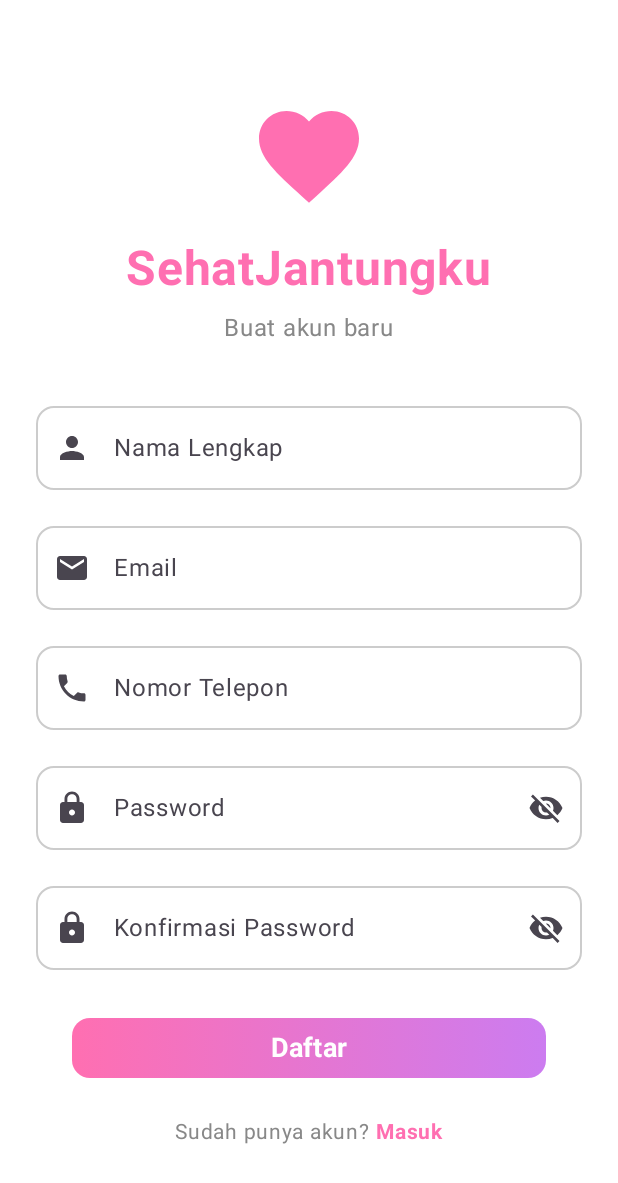
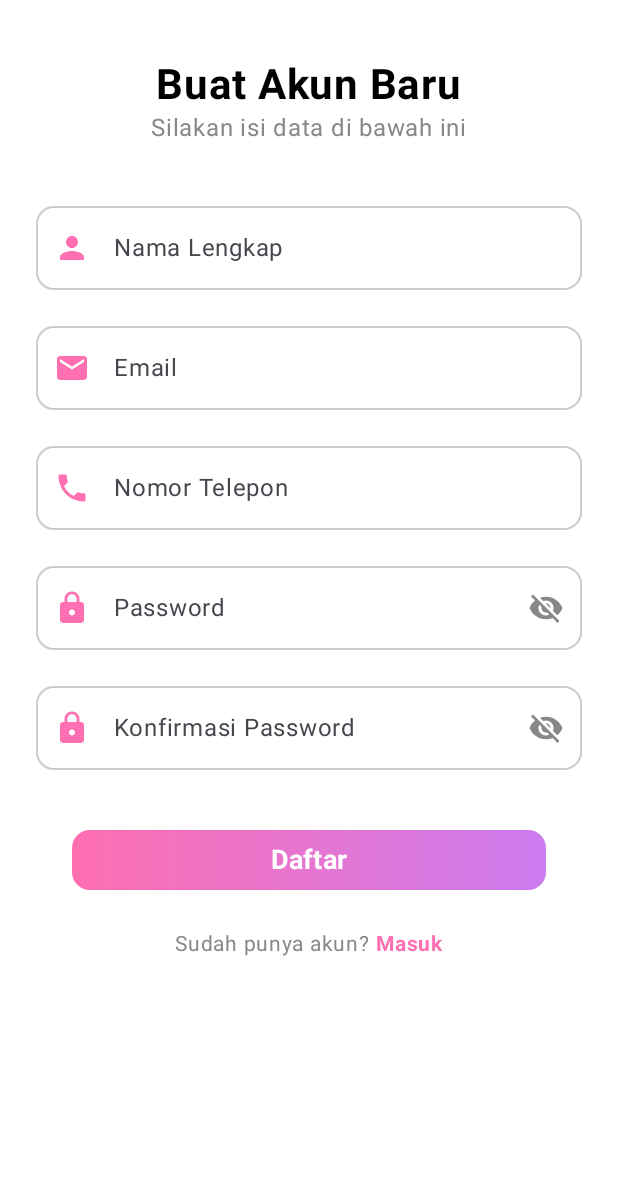
Before and after one commit to rapsz30/SehatJantungku, an Android app built with Jetpack Compose: the RegisterScreen screen opened through its navigation route, on a phone screen of 412 x 824 dp. Shown: the top 1183 px of the screen. Run offline under Robolectric (Android 15) with nearby library versions, the phone set to English and light mode, and no system bars; our stand-ins replace Firebase (no records; nobody signed in at launch, a user with empty details on screens opened directly).

Commit message:
add login and register database

```diff
--- a/app/build.gradle.kts
+++ b/app/build.gradle.kts
@@ -68,6 +68,11 @@ dependencies {
     implementation("androidx.compose.material:material-icons-extended")
     implementation("com.google.ai.client.generativeai:generativeai:0.5.0")
 
+    // Firebase
+    implementation(platform("com.google.firebase:firebase-bom:33.1.0"))
+    implementation("com.google.firebase:firebase-auth-ktx")
+    implementation("com.google.firebase:firebase-firestore-ktx")
+
     testImplementation(libs.junit)
     androidTestImplementation(libs.androidx.junit)
     androidTestImplementation(libs.androidx.espresso.core)
--- a/app/src/main/java/com/example/sehatjantungku/ui/screens/auth/LoginScreen.kt
+++ b/app/src/main/java/com/example/sehatjantungku/ui/screens/auth/LoginScreen.kt
@@ -22,54 +22,58 @@ import androidx.compose.ui.text.input.VisualTransformation
 import androidx.compose.ui.unit.dp
 import androidx.compose.ui.unit.sp
 import androidx.navigation.NavController
-import androidx.compose.ui.text.input.KeyboardType // Import tambahan
-import androidx.compose.ui.text.input.ImeAction // Import tambahan
-import androidx.compose.foundation.text.KeyboardOptions // Import tambahan
-
+import androidx.compose.ui.text.input.KeyboardType
+import androidx.compose.ui.text.input.ImeAction
+import androidx.compose.foundation.text.KeyboardOptions
+import androidx.lifecycle.viewmodel.compose.viewModel
+import com.example.sehatjantungku.ui.viewmodel.AuthViewModel
 
 @OptIn(ExperimentalMaterial3Api::class)
 @Composable
-fun LoginScreen(navController: NavController) {
+fun LoginScreen(
+    navController: NavController,
+    viewModel: AuthViewModel = viewModel()
+) {
     var email by remember { mutableStateOf("") }
     var password by remember { mutableStateOf("") }
-    var showPassword by remember { mutableStateOf(false) }
+    var passwordVisible by remember { mutableStateOf(false) }
 
     val pinkColor = Color(0xFFFF6FB1)
     val purpleColor = Color(0xFFCC7CF0)
 
-    Box(
-        modifier = Modifier
-            .fillMaxSize()
-            .background(Color.White)
-    ) {
+    // Navigasi otomatis jika login berhasil
+    LaunchedEffect(viewModel.isSuccess) {
+        if (viewModel.isSuccess) {
+            navController.navigate("home") {
+                popUpTo("login") { inclusive = true }
+            }
+        }
+    }
+
+    Scaffold { paddingValues ->
         Column(
             modifier = Modifier
                 .fillMaxSize()
-                .windowInsetsPadding(
-                    WindowInsets.systemBars.only(WindowInsetsSides.Top)
-                )
-                .padding(24.dp),
+                .padding(paddingValues)
+                .padding(horizontal = 24.dp),
             horizontalAlignment = Alignment.CenterHorizontally,
             verticalArrangement = Arrangement.Center
         ) {
-            // Logo
             Icon(
                 imageVector = Icons.Default.Favorite,
                 contentDescription = "Logo",
-                modifier = Modifier.size(80.dp),
-                tint = pinkColor
+                tint = pinkColor,
+                modifier = Modifier.size(80.dp)
             )
 
             Spacer(modifier = Modifier.height(16.dp))
 
             Text(
-                text = "SehatJantungku",
-                fontSize = 32.sp,
+                text = "Selamat Datang Kembali",
+                fontSize = 24.sp,
                 fontWeight = FontWeight.Bold,
-                color = pinkColor
+                color = Color.Black
             )
-
-            Spacer(modifier = Modifier.height(8.dp))
 
             Text(
                 text = "Masuk ke akun Anda",
@@ -77,20 +81,20 @@ fun LoginScreen(navController: NavController) {
                 color = Color.Gray
             )
 
-            Spacer(modifier = Modifier.height(40.dp))
+            Spacer(modifier = Modifier.height(32.dp))
 
-            // Email field
+            // Email Input
             OutlinedTextField(
                 value = email,
                 onValueChange = { email = it },
                 label = { Text("Email") },
-                leadingIcon = {
-                    Icon(Icons.Default.Email, contentDescription = "Email")
-                },
                 modifier = Modifier.fillMaxWidth(),
-                singleLine = true, // DITAMBAHKAN
-                keyboardOptions = KeyboardOptions(keyboardType = KeyboardType.Email, imeAction = ImeAction.Next), // DITAMBAHKAN
+                leadingIcon = { Icon(Icons.Default.Email, contentDescription = null, tint = pinkColor) },
                 shape = RoundedCornerShape(12.dp),
+                keyboardOptions = KeyboardOptions(
+                    keyboardType = KeyboardType.Email,
+                    imeAction = ImeAction.Next
+                ),
                 colors = OutlinedTextFieldDefaults.colors(
                     focusedBorderColor = pinkColor,
                     unfocusedBorderColor = Color.LightGray
@@ -99,69 +103,80 @@ fun LoginScreen(navController: NavController) {
 
             Spacer(modifier = Modifier.height(16.dp))
 
-            // Password field
+            // Password Input
             OutlinedTextField(
                 value = password,
                 onValueChange = { password = it },
                 label = { Text("Password") },
-                leadingIcon = {
-                    Icon(Icons.Default.Lock, contentDescription = "Password")
-                },
+                modifier = Modifier.fillMaxWidth(),
+                leadingIcon = { Icon(Icons.Default.Lock, contentDescription = null, tint = pinkColor) },
                 trailingIcon = {
-                    IconButton(onClick = { showPassword = !showPassword }) {
-                        Icon(
-                            imageVector = if (showPassword) Icons.Default.Visibility else Icons.Default.VisibilityOff,
-                            contentDescription = if (showPassword) "Hide password" else "Show password"
-                        )
+                    val image = if (passwordVisible) Icons.Filled.Visibility else Icons.Filled.VisibilityOff
+                    IconButton(onClick = { passwordVisible = !passwordVisible }) {
+                        Icon(imageVector = image, contentDescription = null, tint = Color.Gray)
                     }
                 },
-                visualTransformation = if (showPassword) VisualTransformation.None else PasswordVisualTransformation(),
-                modifier = Modifier.fillMaxWidth(),
-                singleLine = true, // DITAMBAHKAN
-                keyboardOptions = KeyboardOptions(keyboardType = KeyboardType.Password, imeAction = ImeAction.Done), // DITAMBAHKAN
+                visualTransformation = if (passwordVisible) VisualTransformation.None else PasswordVisualTransformation(),
                 shape = RoundedCornerShape(12.dp),
+                keyboardOptions = KeyboardOptions(
+                    keyboardType = KeyboardType.Password,
+                    imeAction = ImeAction.Done
+                ),
                 colors = OutlinedTextFieldDefaults.colors(
                     focusedBorderColor = pinkColor,
                     unfocusedBorderColor = Color.LightGray
                 )
             )
 
-            Spacer(modifier = Modifier.height(8.dp))
+            // Pesan Error
+            viewModel.errorMessage?.let {
+                Text(
+                    text = it,
+                    color = Color.Red,
+                    fontSize = 12.sp,
+                    modifier = Modifier.padding(top = 8.dp)
+                )
+            }
 
-            // Forgot password
+            Box(
+                modifier = Modifier
+                    .fillMaxWidth()
+                    .padding(vertical = 8.dp),
+                contentAlignment = Alignment.CenterEnd
+            ) {
                 Text(
-                text = "Lupa password?",
+                    text = "Lupa Password?",
                     color = pinkColor,
-                modifier = Modifier
-                    .align(Alignment.End)
-                    .clickable { navController.navigate("forgot_password") },
-                fontSize = 14.sp
+                    fontSize = 14.sp,
+                    fontWeight = FontWeight.Bold,
+                    modifier = Modifier.clickable { navController.navigate("forgot_password") }
                 )
+            }
 
             Spacer(modifier = Modifier.height(24.dp))
 
-            // Login button
+            // Login Button
             Button(
-                onClick = { navController.navigate("home") },
+                onClick = { viewModel.login(email, password) },
                 modifier = Modifier
                     .fillMaxWidth()
                     .height(56.dp),
+                enabled = !viewModel.isLoading,
                 shape = RoundedCornerShape(12.dp),
-                colors = ButtonDefaults.buttonColors(
-                    containerColor = Color.Transparent
-                )
+                colors = ButtonDefaults.buttonColors(containerColor = Color.Transparent)
             ) {
                 Box(
                     modifier = Modifier
                         .fillMaxSize()
                         .background(
-                            brush = Brush.horizontalGradient(
-                                colors = listOf(pinkColor, purpleColor)
-                            ),
+                            brush = Brush.horizontalGradient(colors = listOf(pinkColor, purpleColor)),
                             shape = RoundedCornerShape(12.dp)
                         ),
                     contentAlignment = Alignment.Center
                 ) {
+                    if (viewModel.isLoading) {
+                        CircularProgressIndicator(color = Color.White, modifier = Modifier.size(24.dp))
+                    } else {
                         Text(
                             text = "Masuk",
                             fontSize = 18.sp,
@@ -170,16 +185,12 @@ fun LoginScreen(navController: NavController) {
                         )
                     }
                 }
+            }
 
             Spacer(modifier = Modifier.height(16.dp))
 
-            // Register link
             Row {
-                Text(
-                    text = "Belum punya akun? ",
-                    color = Color.Gray,
-                    fontSize = 14.sp
-                )
+                Text(text = "Belum punya akun? ", color = Color.Gray, fontSize = 14.sp)
                 Text(
                     text = "Daftar",
                     color = pinkColor,
--- a/app/src/main/java/com/example/sehatjantungku/ui/screens/auth/RegisterScreen.kt
+++ b/app/src/main/java/com/example/sehatjantungku/ui/screens/auth/RegisterScreen.kt
@@ -20,80 +20,72 @@ import androidx.compose.ui.text.input.VisualTransformation
 import androidx.compose.ui.unit.dp
 import androidx.compose.ui.unit.sp
 import androidx.navigation.NavController
-import androidx.compose.ui.text.input.KeyboardType // Import tambahan
-import androidx.compose.ui.text.input.ImeAction // Import tambahan
-import androidx.compose.foundation.text.KeyboardOptions // Import tambahan
-
+import androidx.compose.ui.text.input.KeyboardType
+import androidx.compose.ui.text.input.ImeAction
+import androidx.compose.foundation.text.KeyboardOptions
+import androidx.lifecycle.viewmodel.compose.viewModel
+import com.example.sehatjantungku.ui.viewmodel.AuthViewModel
 
 @OptIn(ExperimentalMaterial3Api::class)
 @Composable
-fun RegisterScreen(navController: NavController) {
+fun RegisterScreen(
+    navController: NavController,
+    viewModel: AuthViewModel = viewModel()
+) {
     var name by remember { mutableStateOf("") }
     var email by remember { mutableStateOf("") }
     var phone by remember { mutableStateOf("") }
     var password by remember { mutableStateOf("") }
     var confirmPassword by remember { mutableStateOf("") }
-    var showPassword by remember { mutableStateOf(false) }
-    var showConfirmPassword by remember { mutableStateOf(false) }
+
+    var passwordVisible by remember { mutableStateOf(false) }
+    var confirmPasswordVisible by remember { mutableStateOf(false) }
 
     val pinkColor = Color(0xFFFF6FB1)
     val purpleColor = Color(0xFFCC7CF0)
 
-    Box(
-        modifier = Modifier
-            .fillMaxSize()
-            .background(Color.White)
-    ) {
+    // Navigasi otomatis jika registrasi berhasil
+    LaunchedEffect(viewModel.isSuccess) {
+        if (viewModel.isSuccess) {
+            navController.navigate("home") {
+                popUpTo("register") { inclusive = true }
+            }
+        }
+    }
+
+    Scaffold { paddingValues ->
         Column(
             modifier = Modifier
                 .fillMaxSize()
-                .verticalScroll(rememberScrollState())
-                .windowInsetsPadding(
-                    WindowInsets.systemBars.only(WindowInsetsSides.Top)
-                )
-                .padding(24.dp),
+                .padding(paddingValues)
+                .padding(horizontal = 24.dp)
+                .verticalScroll(rememberScrollState()),
             horizontalAlignment = Alignment.CenterHorizontally
         ) {
             Spacer(modifier = Modifier.height(40.dp))
 
-            // Logo
-            Icon(
-                imageVector = Icons.Default.Favorite,
-                contentDescription = "Logo",
-                modifier = Modifier.size(80.dp),
-                tint = pinkColor
+            Text(
+                text = "Buat Akun Baru",
+                fontSize = 28.sp,
+                fontWeight = FontWeight.Bold,
+                color = Color.Black
             )
 
-            Spacer(modifier = Modifier.height(16.dp))
-
             Text(
-                text = "SehatJantungku",
-                fontSize = 32.sp,
-                fontWeight = FontWeight.Bold,
-                color = pinkColor
-            )
-
-            Spacer(modifier = Modifier.height(8.dp))
-
-            Text(
-                text = "Buat akun baru",
+                text = "Silakan isi data di bawah ini",
                 fontSize = 16.sp,
                 color = Color.Gray
             )
 
             Spacer(modifier = Modifier.height(32.dp))
 
-            // Name field
+            // Name Input
             OutlinedTextField(
                 value = name,
                 onValueChange = { name = it },
                 label = { Text("Nama Lengkap") },
-                leadingIcon = {
-                    Icon(Icons.Default.Person, contentDescription = "Name")
-                },
                 modifier = Modifier.fillMaxWidth(),
-                singleLine = true, // DITAMBAHKAN
-                keyboardOptions = KeyboardOptions(imeAction = ImeAction.Next), // DITAMBAHKAN
+                leadingIcon = { Icon(Icons.Default.Person, contentDescription = null, tint = pinkColor) },
                 shape = RoundedCornerShape(12.dp),
                 colors = OutlinedTextFieldDefaults.colors(
                     focusedBorderColor = pinkColor,
@@ -103,17 +95,54 @@ fun RegisterScreen(navController: NavController) {
 
             Spacer(modifier = Modifier.height(16.dp))
 
-            // Email field
+            // Email Input
             OutlinedTextField(
                 value = email,
                 onValueChange = { email = it },
                 label = { Text("Email") },
-                leadingIcon = {
-                    Icon(Icons.Default.Email, contentDescription = "Email")
+                modifier = Modifier.fillMaxWidth(),
+                leadingIcon = { Icon(Icons.Default.Email, contentDescription = null, tint = pinkColor) },
+                shape = RoundedCornerShape(12.dp),
+                keyboardOptions = KeyboardOptions(keyboardType = KeyboardType.Email),
+                colors = OutlinedTextFieldDefaults.colors(
+                    focusedBorderColor = pinkColor,
+                    unfocusedBorderColor = Color.LightGray
+                )
+            )
+
+            Spacer(modifier = Modifier.height(16.dp))
+
+            // Phone Input
+            OutlinedTextField(
+                value = phone,
+                onValueChange = { phone = it },
+                label = { Text("Nomor Telepon") },
+                modifier = Modifier.fillMaxWidth(),
+                leadingIcon = { Icon(Icons.Default.Phone, contentDescription = null, tint = pinkColor) },
+                shape = RoundedCornerShape(12.dp),
+                keyboardOptions = KeyboardOptions(keyboardType = KeyboardType.Phone),
+                colors = OutlinedTextFieldDefaults.colors(
+                    focusedBorderColor = pinkColor,
+                    unfocusedBorderColor = Color.LightGray
+                )
+            )
+
+            Spacer(modifier = Modifier.height(16.dp))
+
+            // Password Input
+            OutlinedTextField(
+                value = password,
+                onValueChange = { password = it },
+                label = { Text("Password") },
+                modifier = Modifier.fillMaxWidth(),
+                leadingIcon = { Icon(Icons.Default.Lock, contentDescription = null, tint = pinkColor) },
+                trailingIcon = {
+                    val image = if (passwordVisible) Icons.Filled.Visibility else Icons.Filled.VisibilityOff
+                    IconButton(onClick = { passwordVisible = !passwordVisible }) {
+                        Icon(imageVector = image, contentDescription = null, tint = Color.Gray)
+                    }
                 },
-                modifier = Modifier.fillMaxWidth(),
-                singleLine = true, // DITAMBAHKAN
-                keyboardOptions = KeyboardOptions(keyboardType = KeyboardType.Email, imeAction = ImeAction.Next), // DITAMBAHKAN
+                visualTransformation = if (passwordVisible) VisualTransformation.None else PasswordVisualTransformation(),
                 shape = RoundedCornerShape(12.dp),
                 colors = OutlinedTextFieldDefaults.colors(
                     focusedBorderColor = pinkColor,
@@ -123,17 +152,20 @@ fun RegisterScreen(navController: NavController) {
 
             Spacer(modifier = Modifier.height(16.dp))
 
-            // Phone field
+            // Confirm Password Input
             OutlinedTextField(
-                value = phone,
-                onValueChange = { phone = it },
-                label = { Text("Nomor Telepon") },
-                leadingIcon = {
-                    Icon(Icons.Default.Phone, contentDescription = "Phone")
+                value = confirmPassword,
+                onValueChange = { confirmPassword = it },
+                label = { Text("Konfirmasi Password") },
+                modifier = Modifier.fillMaxWidth(),
+                leadingIcon = { Icon(Icons.Default.Lock, contentDescription = null, tint = pinkColor) },
+                trailingIcon = {
+                    val image = if (confirmPasswordVisible) Icons.Filled.Visibility else Icons.Filled.VisibilityOff
+                    IconButton(onClick = { confirmPasswordVisible = !confirmPasswordVisible }) {
+                        Icon(imageVector = image, contentDescription = null, tint = Color.Gray)
+                    }
                 },
-                modifier = Modifier.fillMaxWidth(),
-                singleLine = true, // DITAMBAHKAN
-                keyboardOptions = KeyboardOptions(keyboardType = KeyboardType.Phone, imeAction = ImeAction.Next), // DITAMBAHKAN
+                visualTransformation = if (confirmPasswordVisible) VisualTransformation.None else PasswordVisualTransformation(),
                 shape = RoundedCornerShape(12.dp),
                 colors = OutlinedTextFieldDefaults.colors(
                     focusedBorderColor = pinkColor,
@@ -141,88 +173,51 @@ fun RegisterScreen(navController: NavController) {
                 )
             )
 
-            Spacer(modifier = Modifier.height(16.dp))
-
-            // Password field
-            OutlinedTextField(
-                value = password,
-                onValueChange = { password = it },
-                label = { Text("Password") },
-                leadingIcon = {
-                    Icon(Icons.Default.Lock, contentDescription = "Password")
-                },
-                trailingIcon = {
-                    IconButton(onClick = { showPassword = !showPassword }) {
-                        Icon(
-                            imageVector = if (showPassword) Icons.Default.Visibility else Icons.Default.VisibilityOff,
-                            contentDescription = if (showPassword) "Hide password" else "Show password"
+            // Pesan Error
+            if (viewModel.errorMessage != null) {
+                Text(
+                    text = viewModel.errorMessage!!,
+                    color = Color.Red,
+                    fontSize = 12.sp,
+                    modifier = Modifier.padding(top = 8.dp)
+                )
+            } else if (password != confirmPassword && confirmPassword.isNotEmpty()) {
+                Text(
+                    text = "Password tidak cocok",
+                    color = Color.Red,
+                    fontSize = 12.sp,
+                    modifier = Modifier.padding(top = 8.dp)
                 )
             }
-                },
-                visualTransformation = if (showPassword) VisualTransformation.None else PasswordVisualTransformation(),
-                modifier = Modifier.fillMaxWidth(),
-                singleLine = true, // DITAMBAHKAN
-                keyboardOptions = KeyboardOptions(keyboardType = KeyboardType.Password, imeAction = ImeAction.Next), // DITAMBAHKAN
-                shape = RoundedCornerShape(12.dp),
-                colors = OutlinedTextFieldDefaults.colors(
-                    focusedBorderColor = pinkColor,
-                    unfocusedBorderColor = Color.LightGray
-                )
-            )
 
-            Spacer(modifier = Modifier.height(16.dp))
+            Spacer(modifier = Modifier.height(32.dp))
 
-            // Confirm password field
-            OutlinedTextField(
-                value = confirmPassword,
-                onValueChange = { confirmPassword = it },
-                label = { Text("Konfirmasi Password") },
-                leadingIcon = {
-                    Icon(Icons.Default.Lock, contentDescription = "Confirm Password")
-                },
-                trailingIcon = {
-                    IconButton(onClick = { showConfirmPassword = !showConfirmPassword }) {
-                        Icon(
-                            imageVector = if (showConfirmPassword) Icons.Default.Visibility else Icons.Default.VisibilityOff,
-                            contentDescription = if (showConfirmPassword) "Hide password" else "Show password"
-                        )
+            // Register Button
+            Button(
+                onClick = {
+                    if (password == confirmPassword) {
+                        viewModel.register(name, email, phone, password)
                     }
                 },
-                visualTransformation = if (showConfirmPassword) VisualTransformation.None else PasswordVisualTransformation(),
-                modifier = Modifier.fillMaxWidth(),
-                singleLine = true, // DITAMBAHKAN
-                keyboardOptions = KeyboardOptions(keyboardType = KeyboardType.Password, imeAction = ImeAction.Done), // DITAMBAHKAN
-                shape = RoundedCornerShape(12.dp),
-                colors = OutlinedTextFieldDefaults.colors(
-                    focusedBorderColor = pinkColor,
-                    unfocusedBorderColor = Color.LightGray
-                )
-            )
-
-            Spacer(modifier = Modifier.height(24.dp))
-
-            // Register button
-            Button(
-                onClick = { navController.navigate("home") },
                 modifier = Modifier
                     .fillMaxWidth()
                     .height(56.dp),
+                enabled = !viewModel.isLoading,
                 shape = RoundedCornerShape(12.dp),
-                colors = ButtonDefaults.buttonColors(
-                    containerColor = Color.Transparent
-                )
+                colors = ButtonDefaults.buttonColors(containerColor = Color.Transparent)
             ) {
                 Box(
                     modifier = Modifier
                         .fillMaxSize()
                         .background(
-                            brush = Brush.horizontalGradient(
-                                colors = listOf(pinkColor, purpleColor)
-                            ),
+                            brush = Brush.horizontalGradient(colors = listOf(pinkColor, purpleColor)),
                             shape = RoundedCornerShape(12.dp)
                         ),
                     contentAlignment = Alignment.Center
                 ) {
+                    if (viewModel.isLoading) {
+                        CircularProgressIndicator(color = Color.White, modifier = Modifier.size(24.dp))
+                    } else {
                         Text(
                             text = "Daftar",
                             fontSize = 18.sp,
@@ -231,16 +226,12 @@ fun RegisterScreen(navController: NavController) {
                         )
                     }
                 }
+            }
 
             Spacer(modifier = Modifier.height(16.dp))
 
-            // Login link
             Row {
-                Text(
-                    text = "Sudah punya akun? ",
-                    color = Color.Gray,
-                    fontSize = 14.sp
-                )
+                Text(text = "Sudah punya akun? ", color = Color.Gray, fontSize = 14.sp)
                 Text(
                     text = "Masuk",
                     color = pinkColor,
```
Also changed, not shown: app/src/main/java/com/example/sehatjantungku/data/model/User.kt (added, +8 -0 lines), app/src/main/java/com/example/sehatjantungku/data/repository/AuthRepository.kt (added, +53 -0 lines), app/src/main/java/com/example/sehatjantungku/ui/screens/auth/ForgotPasswordScreen.kt (+53 -11 lines), app/src/main/java/com/example/sehatjantungku/ui/viewmodel/AuthViewModel.kt (added, +91 -0 lines). Lines whose indentation alone changed are shown as unchanged.
